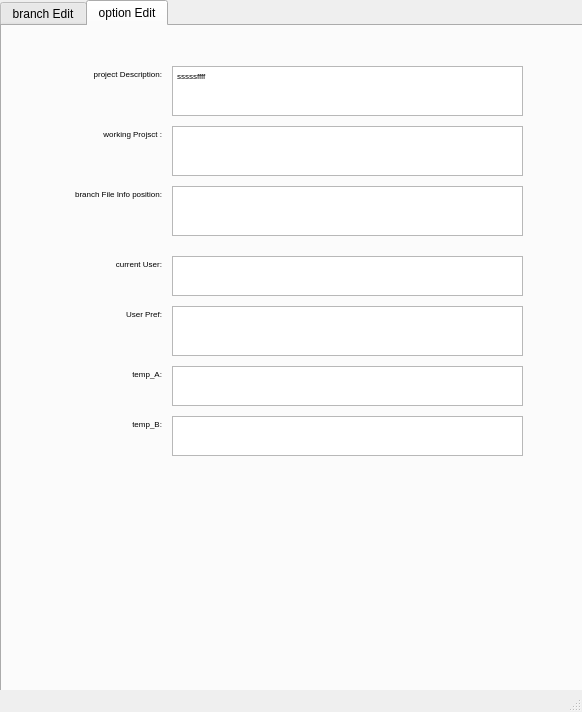
Old version of the form publishTool/publishtooladv_01.ui in the repository alphaelf0080/ribGen.
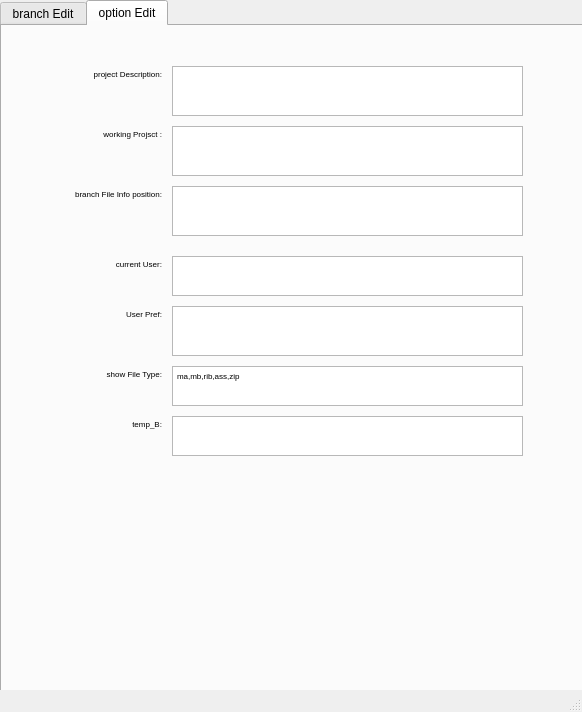
New version of the form. The open tabs and pages were chosen to show the change. Icons and pictures are not drawn.

Patch:
```diff
--- a/publishTool/publishtooladv_01.ui
+++ b/publishTool/publishtooladv_01.ui
@@ -831,7 +831,7 @@
        </font>
       </property>
       <property name="text">
-       <string>temp_A:</string>
+       <string>show File Type:</string>
       </property>
       <property name="alignment">
        <set>Qt::AlignRight|Qt::AlignTrailing|Qt::AlignVCenter</set>
@@ -960,7 +960,7 @@
        <bool>true</bool>
       </property>
       <property name="plainText">
-       <string>sssssffff</string>
+       <string/>
       </property>
      </widget>
      <widget class="QPlainTextEdit" name="plainTextEdit_optionPage_workProj">
@@ -1052,6 +1052,9 @@
       <property name="readOnly">
        <bool>true</bool>
       </property>
+      <property name="plainText">
+       <string>ma,mb,rib,ass,zip</string>
+      </property>
      </widget>
      <widget class="QPlainTextEdit" name="plainTextEdit_optionPage_tempB">
       <property name="geometry">
```
Left out of the diff: 6 changed lines with no effect on the pictures.
